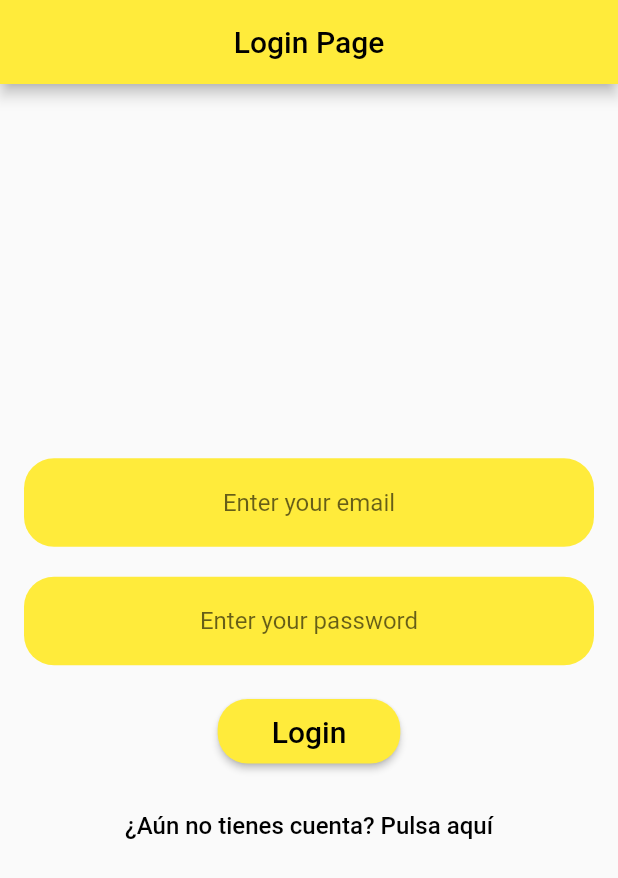
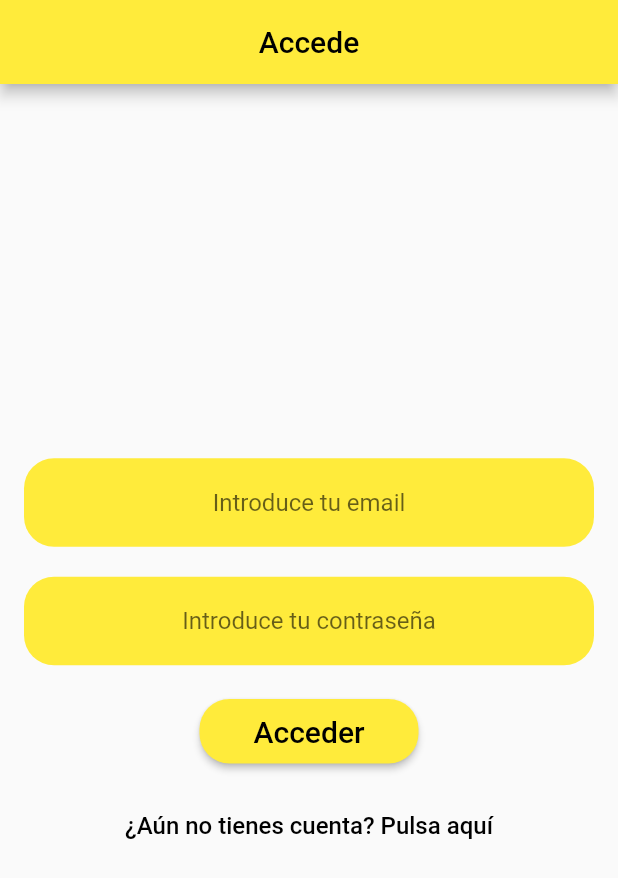
Before and after one commit to Marti-Ferret/ac7, a Flutter app: the screen it shows after launch, on a phone screen of 412 x 824 dp. Shown: the top 878 px of the screen. Run offline on Flutter 3.47's test engine with Material 2 defaults, Android fonts, the phone set to English and light mode, and no system bars; our stand-ins replace cloud_firestore, firebase_auth, firebase_core; accounts and stored records are empty.

Commit message:
MARC JA NO FA FALTA QUE FACIS MOLT LOCO :)

```diff
--- a/lib/Login.dart
+++ b/lib/Login.dart
@@ -19,25 +19,7 @@ class _LoginPageState extends State<LoginPage> {
   FirebaseAuth auth = FirebaseAuth.instance;
 
 
-  List<Map<String, dynamic>> users = [];
-
-  void cogerUsuarios() async {
-    try {
-      final QuerySnapshot querySnapshot = await firebase.collection("Usuarios").get();
-
-      for (QueryDocumentSnapshot doc in querySnapshot.docs) {
-        final data = doc.data() as Map<String, dynamic>;
-        users.add(data);
-      }
-    } catch (e) {
-      print("Error getting documents: $e");
-    }
-  }
-  bool usuarioExiste(String email, String password) {
-    return users.any((user) => user['Email'] == email && user['Password'] == password);
-  }
   Future<bool> signIn() async {
-
     try {
       final credential = await FirebaseAuth.instance.signInWithEmailAndPassword(
           email: _emailController.text,
@@ -45,19 +27,18 @@ class _LoginPageState extends State<LoginPage> {
       );
       return true;
     } on FirebaseAuthException catch (e) {
+      print(e.code);
       if(e.code == "invalid-login-credentials"){
-        mostrarAlerta(context, 'Contraseña o email incorrectos');
-        return false;
+        showAlert(context, 'Contraseña o email incorrectos');
       }else if(e.code == "invalid-email"){
-        mostrarAlerta(context, 'Email invalido');
-        return false;
+        showAlert(context, 'Email invalido');
+      }else if(e.code == "missing-password"){
+        showAlert(context, 'Contraseña incorrecta');
       }
+      return false;
     }
-    return false;
   }
-
-
-  void mostrarAlerta(BuildContext context, String mensaje) {
+  void showAlert(BuildContext context, String mensaje) {
     showDialog(
       context: context,
       builder: (BuildContext context) {
@@ -67,7 +48,7 @@ class _LoginPageState extends State<LoginPage> {
           actions: [
             TextButton(
               onPressed: () {
-                Navigator.of(context).pop(); // Cierra la alerta
+                Navigator.of(context).pop();
               },
               child: Text('Aceptar'),
             ),
@@ -77,20 +58,19 @@ class _LoginPageState extends State<LoginPage> {
     );
   }
 
-
   @override
   Widget build(BuildContext context) {
     return Scaffold(
       appBar: AppBar(
-        title: Text(
-          'Login Page',
+        title: const Text(
+          'Accede',
           textAlign: TextAlign.center,
         ),
         centerTitle: true,
       ),
       body: Center(
         child: Padding(
-          padding: EdgeInsets.all(16.0),
+          padding: const EdgeInsets.all(16.0),
           child: Column(
             mainAxisAlignment: MainAxisAlignment.center,
             children: [
@@ -102,15 +82,16 @@ class _LoginPageState extends State<LoginPage> {
                     controller: _emailController,
                     textAlign: TextAlign.center,
                     decoration: InputDecoration(
-                      hintText: 'Enter your email',
+                      hintText: 'Introduce tu email',
                       filled: true,
-                      fillColor: Colors.yellow, // Fondo circular amarillo
+                      fillColor: Colors.yellow,
                       border: OutlineInputBorder(
                         borderSide: BorderSide.none,
-                        borderRadius: BorderRadius.circular(20.0), // Bordes circulares
+                        borderRadius: BorderRadius.circular(20.0),
                       ),
-                      labelStyle: TextStyle(color: Colors.black), // Color de la etiqueta en negro
+                      labelStyle: TextStyle(color: Colors.black),
                     ),
+                    cursorColor: Colors.black,
                   ),
                 ),
               ),
@@ -124,15 +105,16 @@ class _LoginPageState extends State<LoginPage> {
                     obscureText: true,
                     textAlign: TextAlign.center,
                     decoration: InputDecoration(
-                      hintText: 'Enter your password',
+                      hintText: 'Introduce tu contraseña',
                       filled: true,
-                      fillColor: Colors.yellow, // Fondo circular amarillo
+                      fillColor: Colors.yellow,
                       border: OutlineInputBorder(
                         borderSide: BorderSide.none,
-                        borderRadius: BorderRadius.circular(20.0), // Bordes circulares
+                        borderRadius: BorderRadius.circular(20.0),
                       ),
-                      labelStyle: TextStyle(color: Colors.black), // Color de la etiqueta en negro
+                      labelStyle: TextStyle(color: Colors.black),
                     ),
+                    cursorColor: Colors.black,
                   ),
                 ),
               ),
@@ -146,15 +128,15 @@ class _LoginPageState extends State<LoginPage> {
                   }
                 },
                 style: ElevatedButton.styleFrom(
-                  backgroundColor:  Colors.yellow, // Color amarillo
+                  backgroundColor:  Colors.yellow,
                   shape: RoundedRectangleBorder(
-                    borderRadius: BorderRadius.circular(20.0), // Bordes redondos
+                    borderRadius: BorderRadius.circular(20.0),
                   ),
                 ),
                 child: Padding(
                   padding: EdgeInsets.symmetric(vertical: 10.0, horizontal: 20.0),
                   child: Text(
-                    'Login',
+                    'Acceder',
                     style: TextStyle(
                       color: Colors.black,
                       fontSize: 20.0,
--- a/pubspec.yaml
+++ b/pubspec.yaml
@@ -40,6 +40,8 @@ dependencies:
   firebase_storage: ^11.5.3
   firebase_database: ^10.3.6
   cloud_firestore: ^4.13.3
+  dropdown_below: ^1.0.3
+
 
 dev_dependencies:
   flutter_test:
@@ -64,7 +66,8 @@ flutter:
   uses-material-design: true
 
   # To add assets to your application, add an assets section, like this:
-  # assets:
+  assets:
+    - assets/images/
   #   - images/a_dot_burr.jpeg
   #   - images/a_dot_ham.jpeg
 
```
Also changed, not shown: lib/CrearReceta.dart (+56 -20 lines), lib/Recetas.dart (+135 -12 lines), lib/recipe_details.dart (added, +52 -0 lines), assets/images/pizza.jpg (added), pubspec.lock.
